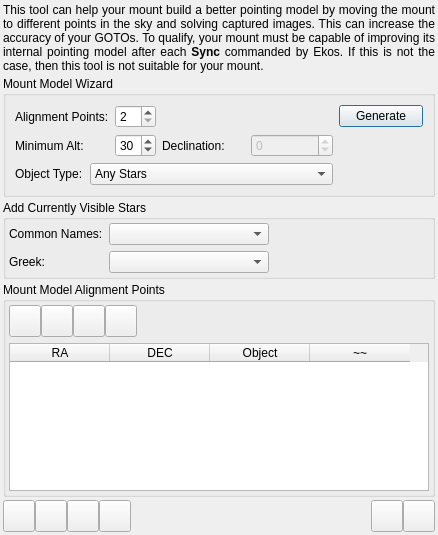
The window that kstars/ekos/align/mountmodel.ui (KDE/kstars) describes before a commit, drawn with Qt 5.
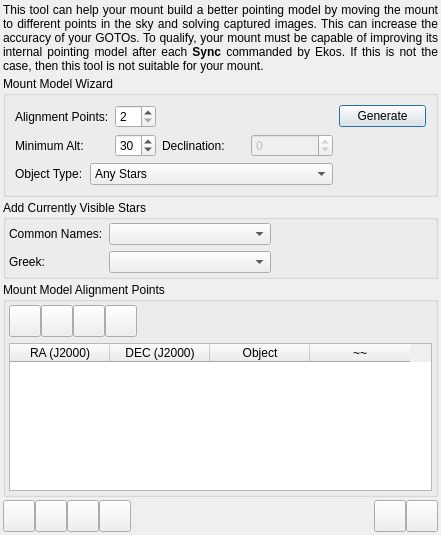
The same window after the commit.

Commit message: This patch addresses some inaccuracies we found in the positioning of objects in the alignment points by instead using J2000 coordinates in the alignment points table and updating the coordinates after receiving the objects from the database. It also improves the functionality of the CSV file exported of the solution points by changing the format of the RA and DEC so that programs do not interpret the RA and DEC as a time, adding the epoch to the exported table header, and adding the RA and DEC in degrees for ease of graphing the errors in charts.

What changed in the file:
```diff
--- a/kstars/ekos/align/mountmodel.ui
+++ b/kstars/ekos/align/mountmodel.ui
@@ -6,7 +6,7 @@
    <rect>
     <x>0</x>
     <y>0</y>
-    <width>438</width>
+    <width>441</width>
     <height>535</height>
    </rect>
   </property>
@@ -415,7 +415,7 @@
         </property>
         <column>
          <property name="text">
-          <string>RA</string>
+          <string>RA (J2000)</string>
          </property>
          <property name="textAlignment">
           <set>AlignCenter</set>
@@ -423,7 +423,7 @@
         </column>
         <column>
          <property name="text">
-          <string>DEC</string>
+          <string>DEC (J2000)</string>
          </property>
          <property name="textAlignment">
           <set>AlignCenter</set>
```
The commit also changes 2 other files.
